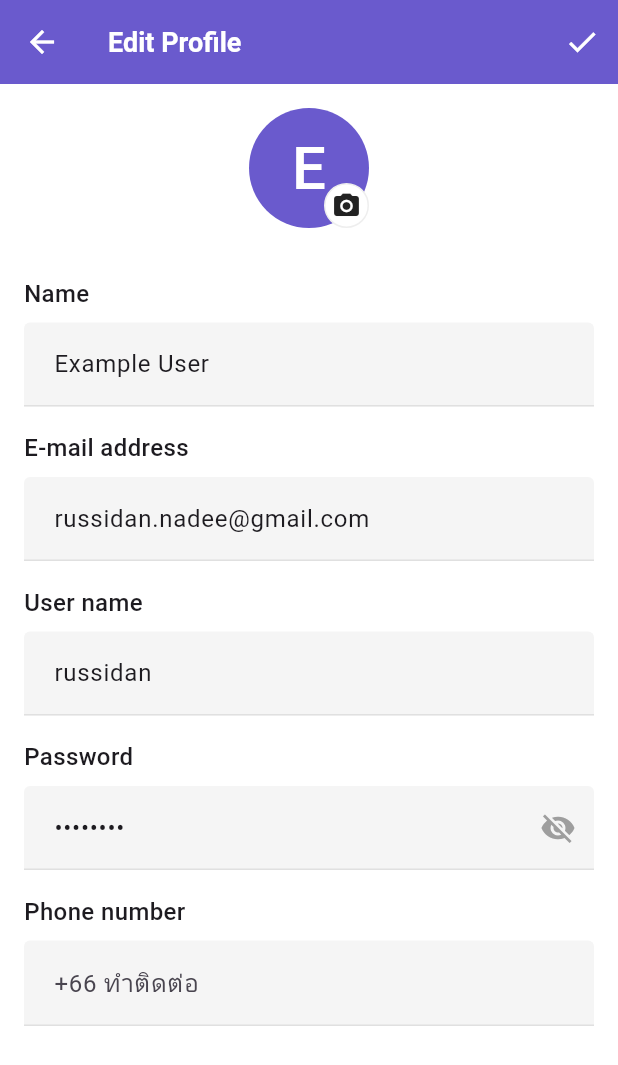
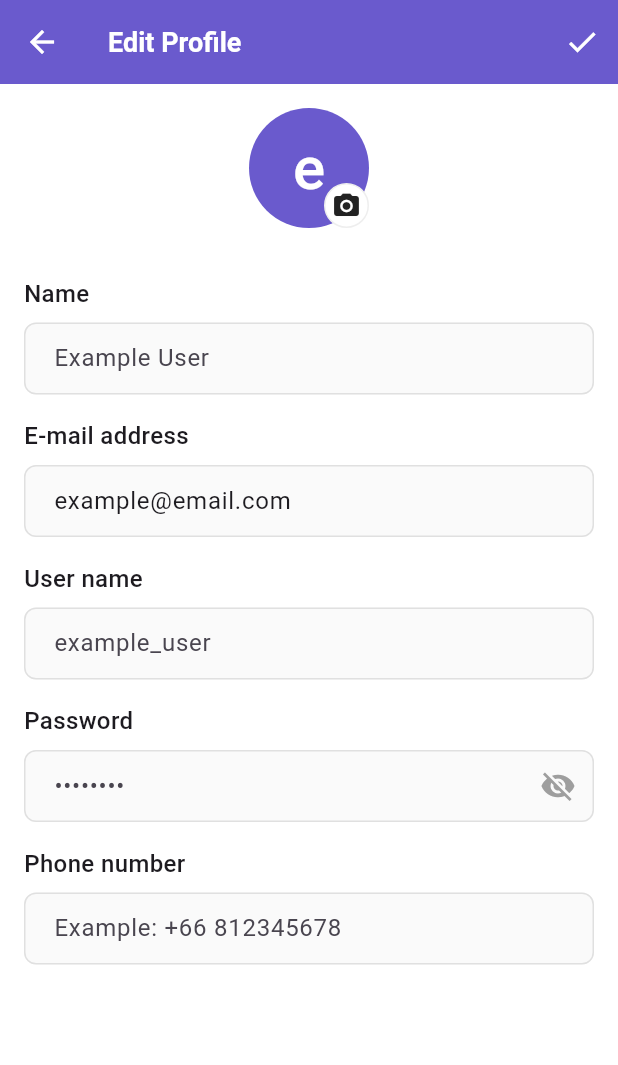
Before and after one commit to Russidan-Nadee/RFID-intern, a Flutter app: the SettingsScreen screen opened by its route, after a tap on "Edit Profile", on a phone screen of 412 x 824 dp. Shown: the top 1065 px of the screen. Run offline on Flutter 3.47's test engine with Material 3 defaults, Android fonts, the phone set to English and light mode, and no system bars; our stand-ins replace csv, fl_chart, flutter_local_notifications, get_it, share_plus; network calls fail.

Commit message:
wip/invalid-argument-sent

```diff
--- a/test-main/lib/domain/repositories/asset_repository.dart
+++ b/test-main/lib/domain/repositories/asset_repository.dart
@@ -22,6 +22,6 @@ abstract class AssetRepository {
   Future<bool> createAsset(Asset asset);
   Future<bool> updateAssetStatusToChecked(
     String tagId, {
-    required String lastScannedBy,
+    String? lastScannedBy,
   });
 }
--- a/test-main/lib/presentation/features/settings/screens/profile_screen.dart
+++ b/test-main/lib/presentation/features/settings/screens/profile_screen.dart
@@ -13,14 +13,12 @@ class _ProfileScreenState extends State<ProfileScreen> {
   // เพิ่ม ProfileService
   final _profileService = ProfileService();
 
-  // Controllers สำหรับช่องกรอกข้อมูล
+  // Controllers สำหรับช่องกรอกข้อมูล - เริ่มต้นเป็นค่าว่าง
   late final TextEditingController _nameController;
-  final _emailController = TextEditingController(
-    text: 'russidan.nadee@gmail.com',
-  );
-  final _usernameController = TextEditingController(text: 'russidan');
-  final _passwordController = TextEditingController(text: '••••••••');
-  final _phoneController = TextEditingController(text: '');
+  late final TextEditingController _emailController;
+  late final TextEditingController _usernameController;
+  late final TextEditingController _passwordController;
+  late final TextEditingController _phoneController;
 
   // ซ่อน/แสดงรหัสผ่าน
   bool _obscurePassword = true;
@@ -28,10 +26,14 @@ class _ProfileScreenState extends State<ProfileScreen> {
   @override
   void initState() {
     super.initState();
-    // ดึงข้อมูลจาก ProfileService มาแสดง
-    _nameController = TextEditingController(
-      text: _profileService.getUserName(),
-    );
+    // กำหนด controller เป็นค่าว่าง
+    _nameController = TextEditingController();
+    _emailController = TextEditingController(
+      text: 'example@email.com',
+    ); // เก็บอีเมลไว้เพื่อใช้ในการแสดง Avatar
+    _usernameController = TextEditingController();
+    _passwordController = TextEditingController();
+    _phoneController = TextEditingController();
   }
 
   @override
@@ -72,7 +74,11 @@ class _ProfileScreenState extends State<ProfileScreen> {
             icon: const Icon(Icons.check, color: Colors.white),
             onPressed: () {
               // บันทึกข้อมูลชื่อผู้ใช้
-              _profileService.saveUserName(_nameController.text);
+              _profileService.saveUserName(
+                _nameController.text.isNotEmpty
+                    ? _nameController.text
+                    : 'Example User',
+              );
 
               // แสดงข้อความแจ้งเตือน
               ScaffoldMessenger.of(context).showSnackBar(
@@ -98,9 +104,9 @@ class _ProfileScreenState extends State<ProfileScreen> {
                     radius: 40,
                     backgroundColor: primaryColor,
                     child: Text(
-                      _nameController.text.isNotEmpty
-                          ? _nameController.text[0].toUpperCase()
-                          : 'U',
+                      _emailController.text.isNotEmpty
+                          ? _emailController.text[0].toLowerCase()
+                          : 'e',
                       style: const TextStyle(fontSize: 40, color: Colors.white),
                     ),
                   ),
@@ -124,7 +130,11 @@ class _ProfileScreenState extends State<ProfileScreen> {
             const SizedBox(height: 32),
 
             // ฟอร์มข้อมูลโปรไฟล์
-            _buildFormField(label: 'Name', controller: _nameController),
+            _buildFormField(
+              label: 'Name',
+              controller: _nameController,
+              hintText: 'Example User',
+            ),
 
             const SizedBox(height: 16),
 
@@ -132,6 +142,7 @@ class _ProfileScreenState extends State<ProfileScreen> {
               label: 'E-mail address',
               controller: _emailController,
               keyboardType: TextInputType.emailAddress,
+              hintText: 'example@email.com',
             ),
 
             const SizedBox(height: 16),
@@ -139,6 +150,7 @@ class _ProfileScreenState extends State<ProfileScreen> {
             _buildFormField(
               label: 'User name',
               controller: _usernameController,
+              hintText: 'example_user',
             ),
 
             const SizedBox(height: 16),
@@ -147,6 +159,7 @@ class _ProfileScreenState extends State<ProfileScreen> {
               label: 'Password',
               controller: _passwordController,
               obscureText: _obscurePassword,
+              hintText: '••••••••',
               suffixIcon: IconButton(
                 icon: Icon(
                   _obscurePassword ? Icons.visibility_off : Icons.visibility,
@@ -166,7 +179,7 @@ class _ProfileScreenState extends State<ProfileScreen> {
               label: 'Phone number',
               controller: _phoneController,
               keyboardType: TextInputType.phone,
-              hintText: '+66 ทำติดต่อ',
+              hintText: 'Example: +66 812345678',
             ),
           ],
         ),
@@ -197,14 +210,23 @@ class _ProfileScreenState extends State<ProfileScreen> {
           decoration: InputDecoration(
             hintText: hintText,
             suffixIcon: suffixIcon,
-            border: UnderlineInputBorder(
+            filled: true,
+            fillColor: Colors.grey.shade50,
+            border: OutlineInputBorder(
+              borderRadius: BorderRadius.circular(8),
               borderSide: BorderSide(color: Colors.grey.shade300),
             ),
-            enabledBorder: UnderlineInputBorder(
+            enabledBorder: OutlineInputBorder(
+              borderRadius: BorderRadius.circular(8),
               borderSide: BorderSide(color: Colors.grey.shade300),
             ),
-            focusedBorder: UnderlineInputBorder(
+            focusedBorder: OutlineInputBorder(
+              borderRadius: BorderRadius.circular(8),
               borderSide: BorderSide(color: const Color(0xFF6A5ACD)),
+            ),
+            contentPadding: const EdgeInsets.symmetric(
+              horizontal: 16,
+              vertical: 12,
             ),
           ),
         ),
--- a/test-main/lib/presentation/features/settings/screens/settings_screen.dart
+++ b/test-main/lib/presentation/features/settings/screens/settings_screen.dart
@@ -1,9 +1,45 @@
 // lib/presentation/features/settings/screens/settings_screen.dart
 import 'package:flutter/material.dart';
 import '../../../../core/constants/route_constants.dart';
+import '../../../../core/services/profile_service.dart';
 
-class SettingsScreen extends StatelessWidget {
+class SettingsScreen extends StatefulWidget {
   const SettingsScreen({Key? key}) : super(key: key);
+
+  @override
+  State<SettingsScreen> createState() => _SettingsScreenState();
+}
+
+class _SettingsScreenState extends State<SettingsScreen> {
+  // เพิ่ม ProfileService
+  final _profileService = ProfileService();
+
+  // ตัวแปรเก็บชื่อผู้ใช้
+  late String _userName;
+  // ตัวแปรเก็บอีเมล (ค่าคงที่)
+  final String _userEmail = 'example@email.com';
+
+  @override
+  void initState() {
+    super.initState();
+    _loadUserData();
+  }
+
+  @override
+  void didChangeDependencies() {
+    super.didChangeDependencies();
+    // อัปเดตข้อมูลเมื่อกลับมาที่หน้านี้
+    _loadUserData();
+  }
+
+  void _loadUserData() {
+    setState(() {
+      _userName = _profileService.getUserName();
+      if (_userName.isEmpty) {
+        _userName = 'Example User';
+      }
+    });
+  }
 
   @override
   Widget build(BuildContext context) {
@@ -38,32 +74,35 @@ class SettingsScreen extends StatelessWidget {
             padding: const EdgeInsets.all(16),
             child: Row(
               children: [
-                // รูปโปรไฟล์
+                // รูปโปรไฟล์ - ใช้ตัวอักษรแรกของอีเมลแบบไดนามิก
                 CircleAvatar(
                   radius: 30,
                   backgroundColor: primaryColor,
-                  child: const Text(
-                    'R',
-                    style: TextStyle(fontSize: 30, color: Colors.white),
+                  child: Text(
+                    _userEmail.isNotEmpty ? _userEmail[0].toLowerCase() : '',
+                    style: const TextStyle(fontSize: 30, color: Colors.white),
                   ),
                 ),
                 const SizedBox(width: 16),
-                // ข้อมูลโปรไฟล์
+                // ข้อมูลโปรไฟล์ - ใช้ชื่อจาก ProfileService
                 Expanded(
                   child: Column(
                     crossAxisAlignment: CrossAxisAlignment.start,
-                    children: const [
+                    children: [
                       Text(
-                        'Russidan Nadee',
-                        style: TextStyle(
+                        _userName,
+                        style: const TextStyle(
                           fontSize: 18,
                           fontWeight: FontWeight.bold,
                         ),
                       ),
-                      SizedBox(height: 4),
+                      const SizedBox(height: 4),
                       Text(
-                        'russidan.nadee@gmail.com',
-                        style: TextStyle(color: Colors.grey, fontSize: 14),
+                        _userEmail,
+                        style: const TextStyle(
+                          color: Colors.grey,
+                          fontSize: 14,
+                        ),
                       ),
                     ],
                   ),
@@ -71,7 +110,14 @@ class SettingsScreen extends StatelessWidget {
                 // ปุ่มแก้ไขโปรไฟล์
                 ElevatedButton(
                   onPressed: () {
-                    Navigator.pushNamed(context, RouteConstants.profile);
+                    Navigator.pushNamed(context, RouteConstants.profile).then((
+                      _,
+                    ) {
+                      // อัปเดตชื่อผู้ใช้เมื่อกลับมาจากหน้า Edit Profile
+                      setState(() {
+                        _loadUserData(); // เรียกใช้ฟังก์ชันโหลดข้อมูลใหม่
+                      });
+                    });
                   },
                   style: ElevatedButton.styleFrom(
                     backgroundColor: primaryColor,
```
